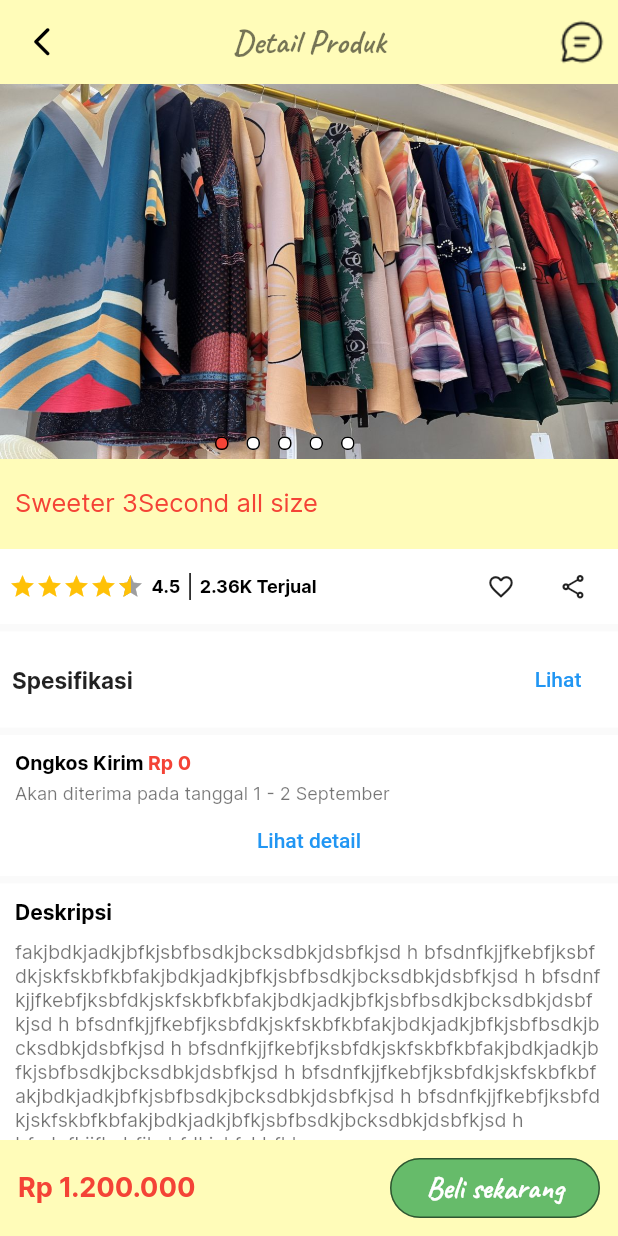
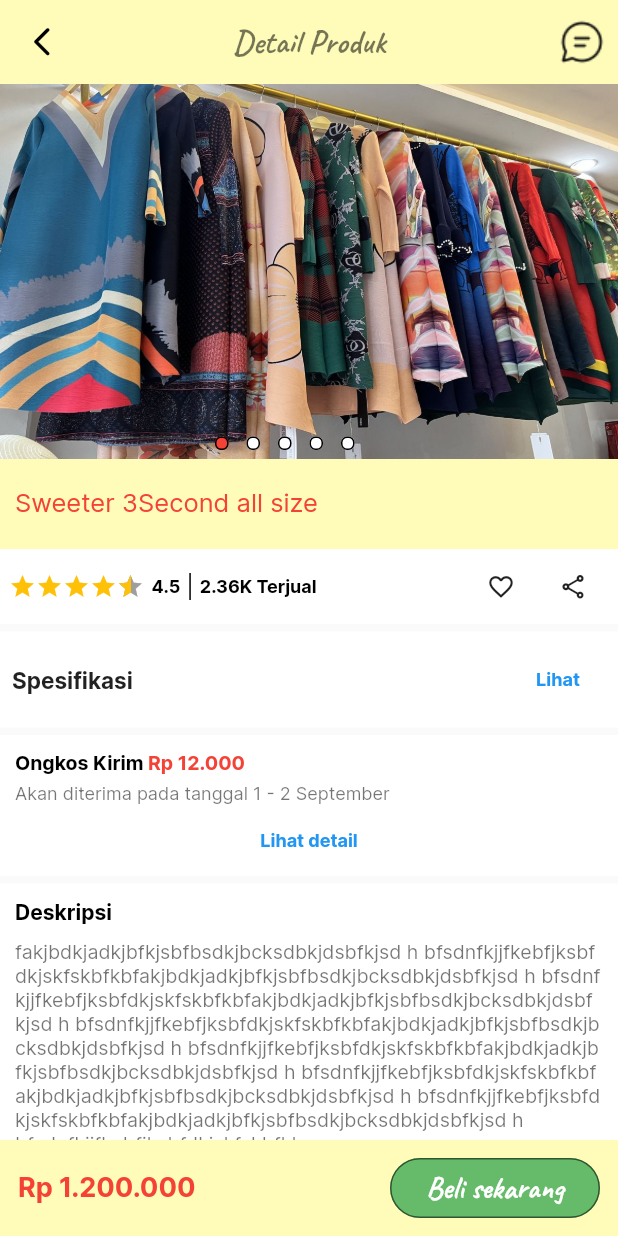
Before and after one commit to craftgirlsss/craftgirlsss-flutter, a Flutter app: the ProductDetailPage screen opened directly, on a phone screen of 412 x 824 dp. Run offline on Flutter 3.47's test engine with Material 2 defaults, Android fonts, the light colour scheme and no system bars; drawn by our look-alikes of carousel_slider, dots_indicator, flutter_rating_bar; our stand-ins replace animated_text_kit, bottom_navy_bar, get, image_picker, photo_view, shared_preferences and 1 more; missing offline and left inert: jumping_dot; accounts and stored records are empty; network calls fail.

Commit message:
detail product next step 3, adding address page

```diff
--- a/lib/src/controllers/GetxController/profile_controller.dart
+++ b/lib/src/controllers/GetxController/profile_controller.dart
@@ -43,18 +43,16 @@
     final fileExt = avatarFile.path.split('.').last;
     String? nameFile = "${DateTime.now().toIso8601String()} + $fileExt";
     try {
-      var result = await vars.client.storage.from('image_profile').upload(
+      await vars.client.storage.from('image_profile').upload(
           'public/$nameFile', avatarFile,
           fileOptions: const FileOptions(cacheControl: '3600', upsert: false));
       var resultPulicURL =
           vars.client.storage.from('avatars').getPublicUrl('public/$nameFile');
       // print(resultPulicURL);
       String? fullURL = urlPhotoSupabase.value + resultPulicURL;
-      print(result);
-      var resultWrite = await vars.client
+      await vars.client
           .from('cr_profiles')
           .update({'url_profile': fullURL}).eq('user_uuid', id);
-      print(resultWrite);
       isLoadingUploadImage.value = false;
     } catch (e) {
       kAlertGagal(context, title: e.toString());
--- a/lib/src/view-models/containers/ongkirdetail/ongkoskirim.dart
+++ b/lib/src/view-models/containers/ongkirdetail/ongkoskirim.dart
@@ -41,7 +41,13 @@
           ),
         ],
       ),
-      TextButton(onPressed: onTap, child: const Text('Lihat detail'))
+      TextButton(
+          onPressed: onTap,
+          child: Text(
+            'Lihat detail',
+            style: titleInter(
+                color: Colors.blue, fontWeight: FontWeight.bold, fontSize: 12),
+          ))
     ]),
   );
 }
--- a/lib/src/view-models/ratingsstatus/ratingproductstatus.dart
+++ b/lib/src/view-models/ratingsstatus/ratingproductstatus.dart
@@ -40,6 +40,7 @@
       mainAxisAlignment: MainAxisAlignment.spaceBetween,
       children: [
         Container(
+          color: Colors.transparent,
           child: Row(
             mainAxisAlignment: MainAxisAlignment.spaceBetween,
             children: [
@@ -68,12 +69,15 @@
           ),
         ),
         Container(
+          color: Colors.transparent,
           child: Row(
             mainAxisAlignment: MainAxisAlignment.start,
             children: [
               IconButton(
-                  onPressed: onTapFavofite,
-                  icon: const Icon(Icons.favorite_border, size: 19)),
+                onPressed: onTapFavofite,
+                icon: const Icon(Icons.favorite_border, size: 19),
+                tooltip: 'Tambah ke favorut',
+              ),
               IconButton(
                   onPressed: onTapShare,
                   icon: const Icon(Icons.share_outlined, size: 19))
--- a/lib/src/view-models/reviews/productreview.dart
+++ b/lib/src/view-models/reviews/productreview.dart
@@ -7,6 +7,7 @@
     String? commentatorName,
     double? starCount,
     String? reasons,
+    Function()? onPressedViewImage,
     List? imageURLDescription}) {
   return Container(
     padding: const EdgeInsets.all(10),
@@ -51,6 +52,22 @@
                       color: Colors.black54,
                       fontWeight: FontWeight.normal,
                       fontSize: 12)),
+              imageURLDescription != null
+                  ? Center(
+                      child: TextButton(
+                          onPressed: () {},
+                          child: Text(
+                            'Lihat gambar',
+                            style: titleInter(
+                                color: Colors.blue,
+                                fontWeight: FontWeight.bold,
+                                fontSize: 12),
+                          )),
+                    )
+                  : const SizedBox(
+                      height: 0,
+                      width: 0,
+                    )
             ],
           ),
         ),
--- a/lib/src/view-models/specifcation/containerspecification.dart
+++ b/lib/src/view-models/specifcation/containerspecification.dart
@@ -20,7 +20,13 @@
           ),
           TextButton(
             onPressed: onTap,
-            child: const Text('Lihat'),
+            child: Text(
+              'Lihat',
+              style: titleInter(
+                  color: Colors.blue,
+                  fontWeight: FontWeight.bold,
+                  fontSize: 12),
+            ),
           )
         ],
       ),
--- a/lib/src/views/home/home.dart
+++ b/lib/src/views/home/home.dart
@@ -3,7 +3,7 @@
 import 'package:craftgirlsss/src/view-models/cards/cardproduct.dart';
 import 'package:craftgirlsss/src/view-models/containers/cardproduct/cartproduct.dart';
 import 'package:craftgirlsss/src/view-models/containers/categoryproduct/categoryproduct.dart';
-import 'package:craftgirlsss/src/view-models/containers/flashsale/flashsale.dart';
+// import 'package:craftgirlsss/src/view-models/containers/flashsale/flashsale.dart';
 import 'package:craftgirlsss/src/view-models/containers/footer/footer.dart';
 import 'package:craftgirlsss/src/view-models/fontstyles/title.dart';
 import 'package:flutter/material.dart';
--- a/lib/src/views/products/productdetail/productdetailcheckout.dart
+++ b/lib/src/views/products/productdetail/productdetailcheckout.dart
@@ -9,8 +9,12 @@
 import 'package:craftgirlsss/src/view-models/ratingsstatus/ratingproductstatus.dart';
 import 'package:craftgirlsss/src/view-models/reviews/productreview.dart';
 import 'package:craftgirlsss/src/view-models/specifcation/containerspecification.dart';
+// import 'package:craftgirlsss/src/views/products/conversations/chat.dart';
+import 'package:craftgirlsss/src/views/products/productreviews/productreviews.dart';
+import 'package:craftgirlsss/src/views/profile/addresses.dart';
 import 'package:dots_indicator/dots_indicator.dart';
 import 'package:flutter/material.dart';
+import 'package:get/get.dart';
 
 class ProductDetailPage extends StatefulWidget {
   const ProductDetailPage({super.key});
@@ -29,7 +33,9 @@
           withLeadingData: true,
           listData: [
             IconButton(
-                onPressed: () {},
+                onPressed: () {
+                  // Get.to(() => const ChatPage());
+                },
                 tooltip: 'Chat admin',
                 icon: Image.asset(
                   'assets/icons/chat.png',
@@ -68,7 +74,7 @@
                     },
                     pageSnapping: true,
                     height: 250,
-                    enlargeCenterPage: true,
+                    enlargeCenterPage: false,
                     reverse: false,
                     autoPlay: true,
                     aspectRatio: 19 / 6,
@@ -125,21 +131,41 @@
           }),
           const SizedBox(height: 5),
           kOngkir(
-              onTap: () {}, endDate: "2", startDate: '1', month: 'September'),
+              onTap: () {
+                showProductOngkir(context,
+                    endDate: "2",
+                    kabupaten: "Sidoarjo",
+                    month: "September", onTapLocationName: () {
+                  Get.to(() => const LokasiPengiriman());
+                }, priceOngkir: 12000, startDate: '1', tipeOngkir: 'Reguler');
+              },
+              endDate: "2",
+              startDate: '1',
+              ongkir: 12000,
+              month: 'September'),
           const SizedBox(height: 5),
           kDescription(context,
               description:
                   "fakjbdkjadkjbfkjsbfbsdkjbcksdbkjdsbfkjsd h bfsdnfkjjfkebfjksbfdkjskfskbfkbfakjbdkjadkjbfkjsbfbsdkjbcksdbkjdsbfkjsd h bfsdnfkjjfkebfjksbfdkjskfskbfkbfakjbdkjadkjbfkjsbfbsdkjbcksdbkjdsbfkjsd h bfsdnfkjjfkebfjksbfdkjskfskbfkbfakjbdkjadkjbfkjsbfbsdkjbcksdbkjdsbfkjsd h bfsdnfkjjfkebfjksbfdkjskfskbfkbfakjbdkjadkjbfkjsbfbsdkjbcksdbkjdsbfkjsd h bfsdnfkjjfkebfjksbfdkjskfskbfkbfakjbdkjadkjbfkjsbfbsdkjbcksdbkjdsbfkjsd h bfsdnfkjjfkebfjksbfdkjskfskbfkbfakjbdkjadkjbfkjsbfbsdkjbcksdbkjdsbfkjsd h bfsdnfkjjfkebfjksbfdkjskfskbfkb"),
           const SizedBox(height: 5),
-          kTileUlasan(context, onPressed: () {}, rating: 4.5),
-          productReview(
+          kTileUlasan(context, onPressed: () {
+            Get.to(() => const PrductReviews());
+          }, rating: 4.5),
+          ListView.separated(
+              shrinkWrap: true,
+              physics: const ScrollPhysics(),
+              itemBuilder: (context, index) => productReview(
                     context,
                     commentatorName: "Regard",
-            imageURLDescription: ['https://googleflutter.com/sample_image.jpg'],
+                    imageURLDescription: [
+                      'https://googleflutter.com/sample_image.jpg'
+                    ],
                     reasons:
                         'dhkjhdfshfuiwehfesihfjcksfhewhfnckcdshiuerfdghjagdkasbdafkajsbdkasbdbaskjfbkasbdkaguadkjcakbdiwedjkbcksb',
                     starCount: 3,
                   ),
+              separatorBuilder: (context, index) => const SizedBox(height: 3),
+              itemCount: 2),
           const SizedBox(height: 70)
         ],
       ),
--- a/pubspec.yaml
+++ b/pubspec.yaml
@@ -37,6 +37,10 @@
   dots_indicator: any
   five_pointed_star: ^1.0.3
   flutter_rating_bar: ^4.0.1
+  # flutter_chat_ui: ^0.0.2
+  open_filex: ^4.3.4
+  flutter_chat_types: ^3.6.2
+  uuid: ^4.1.0
 
 dev_dependencies:
   flutter_test:
```
Also changed, not shown: lib/src/mainpage.dart (+21 -28 lines), lib/src/view-models/appbars/appbarhome.dart (+4 -4 lines), lib/src/view-models/modalbottom/modalbottomsheet.dart (+86 -0 lines), lib/src/view-models/textfields/textfieldsearch.dart (added, +24 -0 lines), lib/src/views/products/conversations/chat.dart (added, +226 -0 lines), lib/src/views/products/productreviews/productreviews.dart (added, +30 -0 lines), lib/src/views/profile/addresses.dart (added, +68 -0 lines), pubspec.lock. Lines whose indentation alone changed are shown as unchanged.
